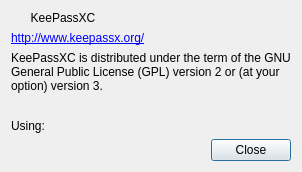
Before: the Qt Designer form src/gui/AboutDialog.ui in keepassxreboot/keepassxc, drawn with Qt 5.
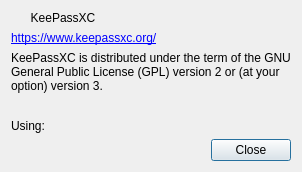
After: the same form once the commit is applied.

Commit message: Update Website URL in About Dialog (#136)

Patch:
```diff
--- a/src/gui/AboutDialog.ui
+++ b/src/gui/AboutDialog.ui
@@ -53,7 +53,7 @@
       </sizepolicy>
      </property>
      <property name="text">
-      <string notr="true">&lt;a href=&quot;http://www.keepassx.org/&quot;&gt;http://www.keepassx.org/&lt;/a&gt;</string>
+      <string notr="true">&lt;a href=&quot;https://www.keepassxc.org/&quot;&gt;https://www.keepassxc.org/&lt;/a&gt;</string>
      </property>
      <property name="openExternalLinks">
       <bool>true</bool>
```
